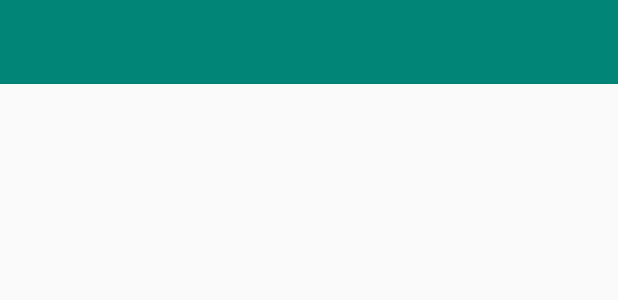
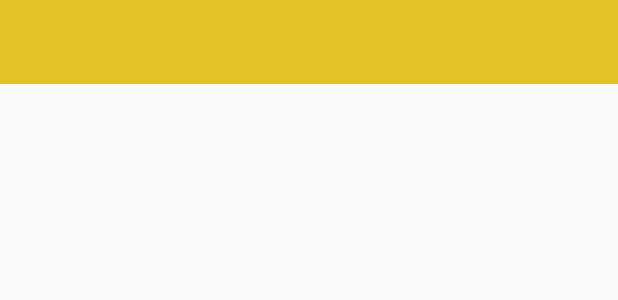
Before and after one commit to szumbay/meliApiDemo, an Android app: the layout activity_main.xml on its own in the app's theme, with its tools: preview values and no code run, on a phone screen of 412 x 824 dp. Shown: the top 300 px of the screen. Run offline under Robolectric (Android 15) with nearby library versions, the phone set to English and light mode, and no system bars.

Commit message:
suggestions async, colors

```diff
--- a/app/src/main/res/layout/activity_main.xml
+++ b/app/src/main/res/layout/activity_main.xml
@@ -10,8 +10,8 @@
     <androidx.appcompat.widget.Toolbar
             android:id="@+id/toolbar"
             android:layout_width="match_parent"
-            android:layout_height="?attr/actionBarSize"
-            android:background="?attr/colorPrimary"
+            android:layout_height="wrap_content"
+            android:background="@color/colorMeLi"
             app:layout_constraintLeft_toLeftOf="parent"
             app:layout_constraintRight_toRightOf="parent"
             app:layout_constraintTop_toTopOf="parent"
--- a/app/src/main/res/values/colors.xml
+++ b/app/src/main/res/values/colors.xml
@@ -1,6 +1,7 @@
 <?xml version="1.0" encoding="utf-8"?>
 <resources>
     <color name="colorPrimary">#008577</color>
-    <color name="colorPrimaryDark">#00574B</color>
-    <color name="colorAccent">#D81B60</color>
+    <color name="colorPrimaryDark">#E2C326</color>
+    <color name="colorAccent">#009688</color>
+    <color name="colorMeLi">#E2C326</color>
 </resources>
```
Also changed, not shown: app/src/main/java/com/example/meliapisdemo/MainActivity.kt (+6 -1 lines), app/src/main/java/com/example/meliapisdemo/networking/SuggestionRepository.kt (+5 -5 lines), app/src/main/java/com/example/meliapisdemo/provider/ProductSearchProvider.kt (+17 -10 lines).
